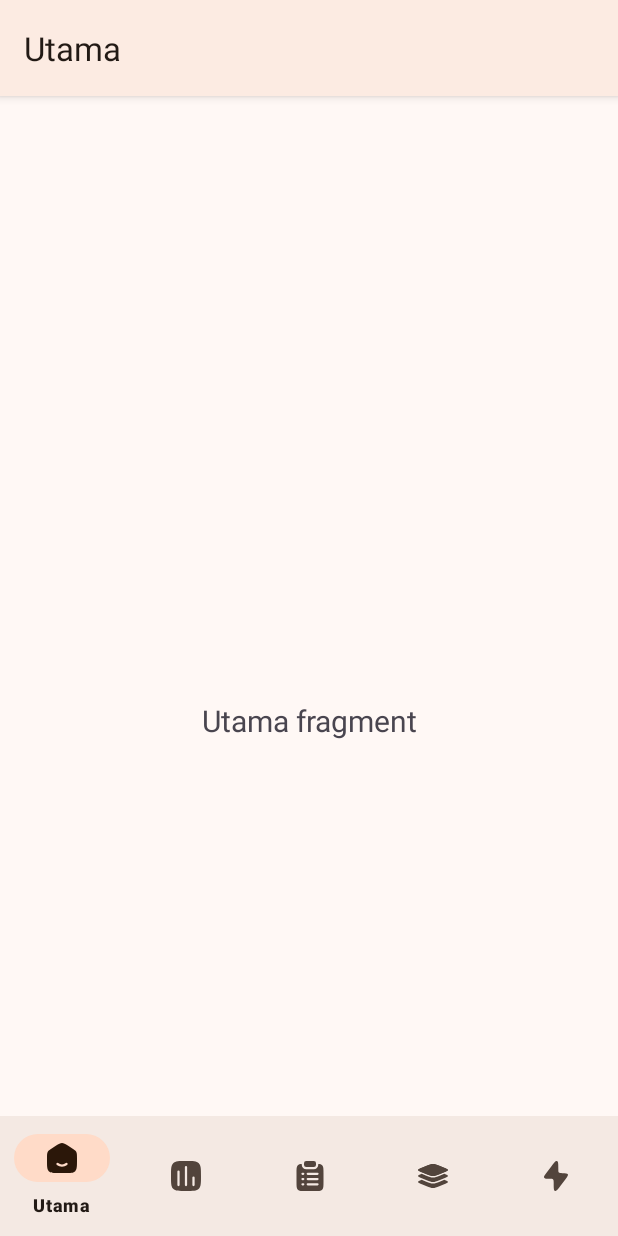
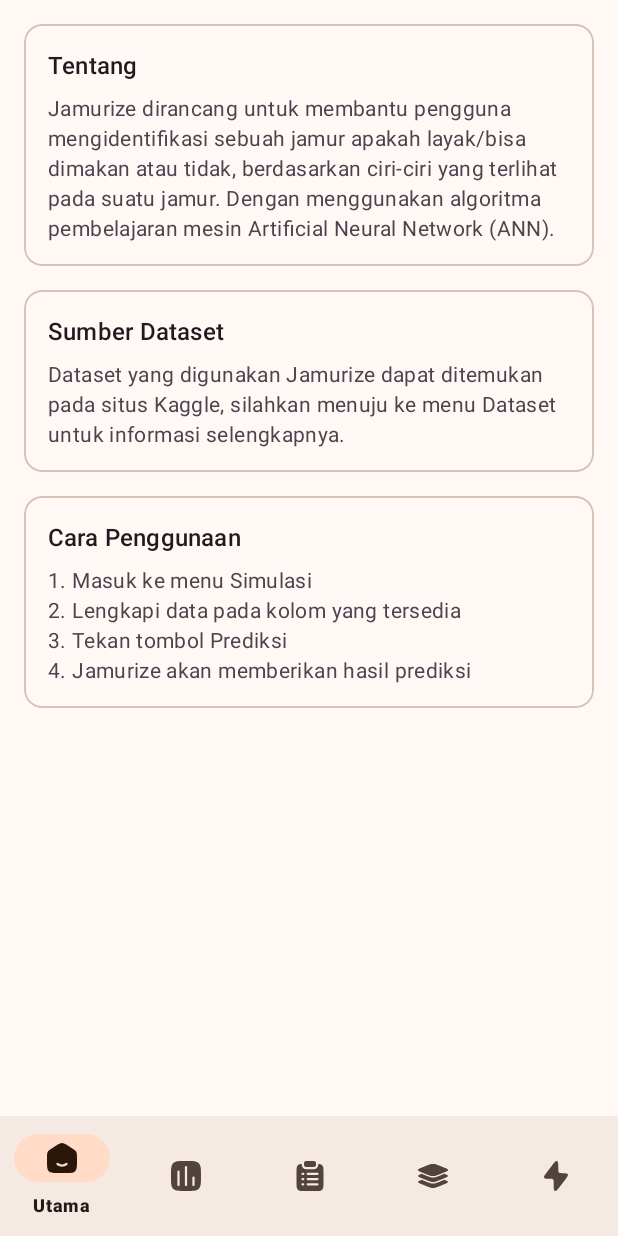
Before and after one commit to sooluh/masrum, an Android app: the screen it shows after launch (MainActivity), on a phone screen of 412 x 824 dp. Run offline under Robolectric (Android 15) with nearby library versions, the phone set to English and light mode, and no system bars; our stand-ins replace navigation-ui.

Commit message:
feat: add some card in home fragment
chore: add required assets

```diff
--- a/app/src/main/java/id/my/suluh/jamurize/ui/HomeFragment.kt
+++ b/app/src/main/java/id/my/suluh/jamurize/ui/HomeFragment.kt
@@ -4,11 +4,8 @@ import android.os.Bundle
 import android.view.LayoutInflater
 import android.view.View
 import android.view.ViewGroup
-import android.widget.TextView
 import androidx.fragment.app.Fragment
-import androidx.lifecycle.ViewModelProvider
 import id.my.suluh.jamurize.databinding.FragmentHomeBinding
-import id.my.suluh.jamurize.viewmodel.HomeViewModel
 
 class HomeFragment : Fragment() {
 
@@ -21,18 +18,8 @@ class HomeFragment : Fragment() {
         container: ViewGroup?,
         savedInstanceState: Bundle?
     ): View {
-        val homeViewModel = ViewModelProvider(this)[HomeViewModel::class.java]
-
         _binding = FragmentHomeBinding.inflate(inflater, container, false)
-
-        val root: View = binding.root
-        val textView: TextView = binding.textHome
-
-        homeViewModel.text.observe(viewLifecycleOwner) {
-            textView.text = it
-        }
-
-        return root
+        return binding.root
     }
 
     override fun onDestroyView() {
--- a/app/src/main/java/id/my/suluh/jamurize/ui/MainActivity.kt
+++ b/app/src/main/java/id/my/suluh/jamurize/ui/MainActivity.kt
@@ -5,7 +5,6 @@ import com.google.android.material.bottomnavigation.BottomNavigationView
 import androidx.appcompat.app.AppCompatActivity
 import androidx.navigation.findNavController
 import androidx.navigation.ui.AppBarConfiguration
-import androidx.navigation.ui.setupActionBarWithNavController
 import androidx.navigation.ui.setupWithNavController
 import id.my.suluh.jamurize.R
 import id.my.suluh.jamurize.databinding.ActivityMainBinding
@@ -23,7 +22,7 @@ class MainActivity : AppCompatActivity() {
         val navView: BottomNavigationView = binding.navView
         val navController = findNavController(R.id.nav_host_fragment_activity_main)
 
-        val appBarConfiguration = AppBarConfiguration(
+        AppBarConfiguration(
             setOf(
                 R.id.navigation_home,
                 R.id.navigation_dataset,
@@ -33,7 +32,6 @@ class MainActivity : AppCompatActivity() {
             )
         )
 
-        setupActionBarWithNavController(navController, appBarConfiguration)
         navView.setupWithNavController(navController)
     }
 
--- a/app/src/main/java/id/my/suluh/jamurize/viewmodel/PlayViewModel.kt
+++ b/app/src/main/java/id/my/suluh/jamurize/viewmodel/PlayViewModel.kt
@@ -7,7 +7,7 @@ import androidx.lifecycle.ViewModel
 class PlayViewModel : ViewModel() {
 
     private val _text = MutableLiveData<String>().apply {
-        value = "Model fragment"
+        value = "Play fragment"
     }
 
     val text: LiveData<String> = _text
--- a/app/src/main/res/layout/activity_main.xml
+++ b/app/src/main/res/layout/activity_main.xml
@@ -3,8 +3,7 @@
     xmlns:app="http://schemas.android.com/apk/res-auto"
     android:id="@+id/container"
     android:layout_width="match_parent"
-    android:layout_height="match_parent"
-    android:paddingTop="?attr/actionBarSize">
+    android:layout_height="match_parent">
 
     <com.google.android.material.bottomnavigation.BottomNavigationView
         android:id="@+id/nav_view"
--- a/app/src/main/res/layout/fragment_home.xml
+++ b/app/src/main/res/layout/fragment_home.xml
@@ -1,23 +1,100 @@
 <?xml version="1.0" encoding="utf-8"?>
-<androidx.constraintlayout.widget.ConstraintLayout xmlns:android="http://schemas.android.com/apk/res/android"
-    xmlns:app="http://schemas.android.com/apk/res-auto"
+<ScrollView xmlns:android="http://schemas.android.com/apk/res/android"
     xmlns:tools="http://schemas.android.com/tools"
     android:layout_width="match_parent"
     android:layout_height="match_parent"
     tools:context=".ui.HomeFragment">
 
-    <TextView
-        android:id="@+id/text_home"
+    <LinearLayout
         android:layout_width="match_parent"
         android:layout_height="wrap_content"
-        android:layout_marginStart="8dp"
-        android:layout_marginTop="8dp"
-        android:layout_marginEnd="8dp"
-        android:textAlignment="center"
-        android:textSize="20sp"
-        app:layout_constraintBottom_toBottomOf="parent"
-        app:layout_constraintEnd_toEndOf="parent"
-        app:layout_constraintStart_toStartOf="parent"
-        app:layout_constraintTop_toTopOf="parent" />
+        android:orientation="vertical"
+        android:padding="16dp">
 
-</androidx.constraintlayout.widget.ConstraintLayout>
+        <com.google.android.material.card.MaterialCardView
+            android:id="@+id/about_app"
+            android:layout_width="match_parent"
+            android:layout_height="wrap_content"
+            android:layout_marginBottom="16dp">
+
+            <LinearLayout
+                android:layout_width="match_parent"
+                android:layout_height="wrap_content"
+                android:orientation="vertical"
+                android:padding="16dp">
+
+                <TextView
+                    android:layout_width="wrap_content"
+                    android:layout_height="wrap_content"
+                    android:text="@string/about_app"
+                    android:textAppearance="?attr/textAppearanceTitleMedium" />
+
+                <TextView
+                    android:layout_width="wrap_content"
+                    android:layout_height="wrap_content"
+                    android:layout_marginTop="8dp"
+                    android:text="@string/about_app_description"
+                    android:textAppearance="?attr/textAppearanceBodyMedium"
+                    android:textColor="?android:attr/textColorSecondary" />
+            </LinearLayout>
+        </com.google.android.material.card.MaterialCardView>
+
+        <com.google.android.material.card.MaterialCardView
+            android:id="@+id/dataset_source"
+            android:layout_width="match_parent"
+            android:layout_height="wrap_content"
+            android:layout_marginBottom="16dp">
+
+            <LinearLayout
+                android:layout_width="match_parent"
+                android:layout_height="wrap_content"
+                android:orientation="vertical"
+                android:padding="16dp">
+
+                <TextView
+                    android:layout_width="wrap_content"
+                    android:layout_height="wrap_content"
+                    android:text="@string/dataset_source"
+                    android:textAppearance="?attr/textAppearanceTitleMedium" />
+
+                <TextView
+                    android:layout_width="wrap_content"
+                    android:layout_height="wrap_content"
+                    android:layout_marginTop="8dp"
+                    android:text="@string/dataset_source_description"
+                    android:textAppearance="?attr/textAppearanceBodyMedium"
+                    android:textColor="?android:attr/textColorSecondary" />
+            </LinearLayout>
+        </com.google.android.material.card.MaterialCardView>
+
+        <com.google.android.material.card.MaterialCardView
+            android:id="@+id/how_to_use"
+            android:layout_width="match_parent"
+            android:layout_height="wrap_content"
+            android:layout_marginBottom="16dp">
+
+            <LinearLayout
+                android:layout_width="match_parent"
+                android:layout_height="wrap_content"
+                android:orientation="vertical"
+                android:padding="16dp">
+
+                <TextView
+                    android:layout_width="wrap_content"
+                    android:layout_height="wrap_content"
+                    android:text="@string/how_to_use"
+                    android:textAppearance="?attr/textAppearanceTitleMedium" />
+
+                <TextView
+                    android:layout_width="wrap_content"
+                    android:layout_height="wrap_content"
+                    android:layout_marginTop="8dp"
+                    android:text="@string/how_to_use_description"
+                    android:textAppearance="?attr/textAppearanceBodyMedium"
+                    android:textColor="?android:attr/textColorSecondary" />
+            </LinearLayout>
+        </com.google.android.material.card.MaterialCardView>
+
+    </LinearLayout>
+
+</ScrollView>
--- a/app/src/main/res/values-night/themes.xml
+++ b/app/src/main/res/values-night/themes.xml
@@ -1,5 +1,5 @@
 <resources>
-    <style name="AppTheme" parent="Theme.Material3.Dark">
+    <style name="AppTheme" parent="Theme.Material3.Dark.NoActionBar">
         <item name="colorPrimary">@color/md_theme_primary</item>
         <item name="colorOnPrimary">@color/md_theme_onPrimary</item>
         <item name="colorPrimaryContainer">@color/md_theme_primaryContainer</item>
--- a/app/src/main/res/values/strings.xml
+++ b/app/src/main/res/values/strings.xml
@@ -1,8 +1,18 @@
 <resources>
     <string name="app_name">Jamurize</string>
+
     <string name="home">Utama</string>
     <string name="dataset">Dataset</string>
     <string name="feature">Fitur</string>
     <string name="model">Model</string>
     <string name="play">Simulasi</string>
+
+    <string name="about_app">Tentang</string>
+    <string name="about_app_description">Jamurize dirancang untuk membantu pengguna mengidentifikasi sebuah jamur apakah layak/bisa dimakan atau tidak, berdasarkan ciri-ciri yang terlihat pada suatu jamur. Dengan menggunakan algoritma pembelajaran mesin Artificial Neural Network (ANN).</string>
+
+    <string name="dataset_source">Sumber Dataset</string>
+    <string name="dataset_source_description">Dataset yang digunakan Jamurize dapat ditemukan pada situs Kaggle, silahkan menuju ke menu "Dataset" untuk informasi selengkapnya.</string>
+
+    <string name="how_to_use">Cara Penggunaan</string>
+    <string name="how_to_use_description">1. Masuk ke menu Simulasi\n2. Lengkapi data pada kolom yang tersedia\n3. Tekan tombol "Prediksi"\n4. Jamurize akan memberikan hasil prediksi</string>
 </resources>
--- a/app/src/main/res/values/themes.xml
+++ b/app/src/main/res/values/themes.xml
@@ -1,5 +1,5 @@
 <resources>
-    <style name="AppTheme" parent="Theme.Material3.Light">
+    <style name="AppTheme" parent="Theme.Material3.Light.NoActionBar">
         <item name="colorPrimary">@color/md_theme_primary</item>
         <item name="colorOnPrimary">@color/md_theme_onPrimary</item>
         <item name="colorPrimaryContainer">@color/md_theme_primaryContainer</item>
```
Also changed, not shown: app/src/main/AndroidManifest.xml (line endings or trailing spaces), app/src/main/assets/images/icon.png (added), app/src/main/assets/images/logo.png (added), 1 other file.
